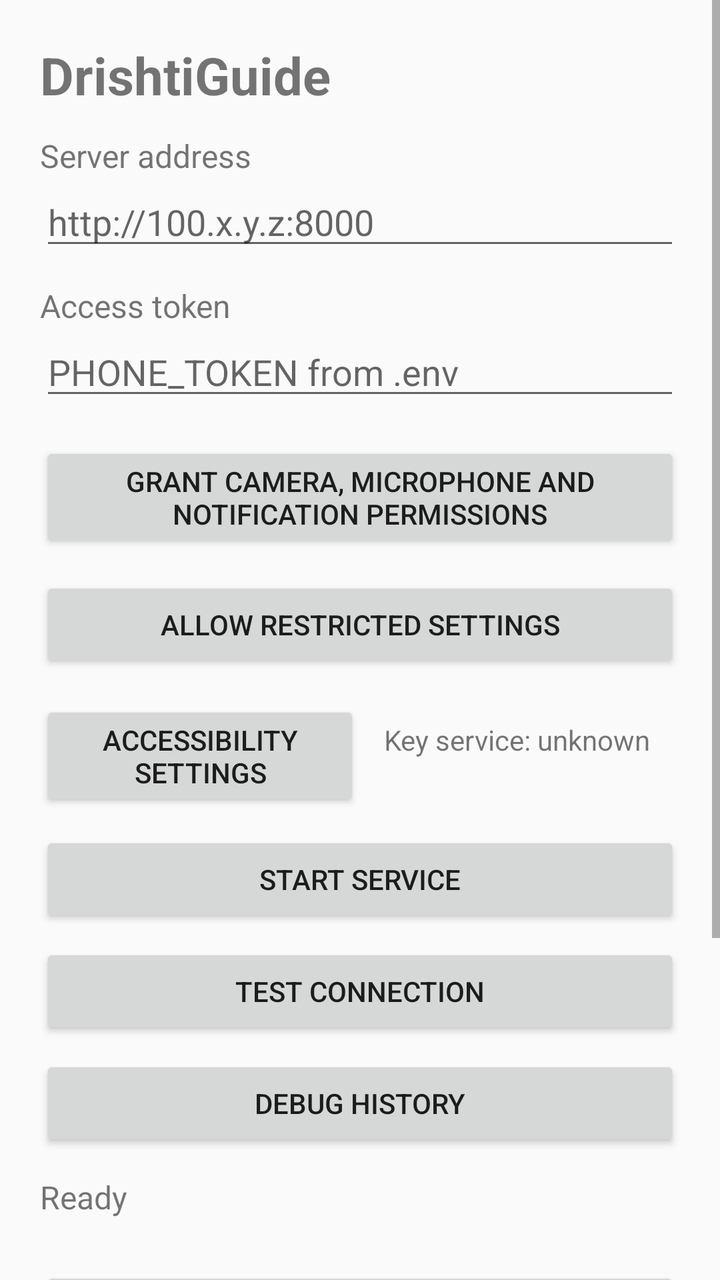
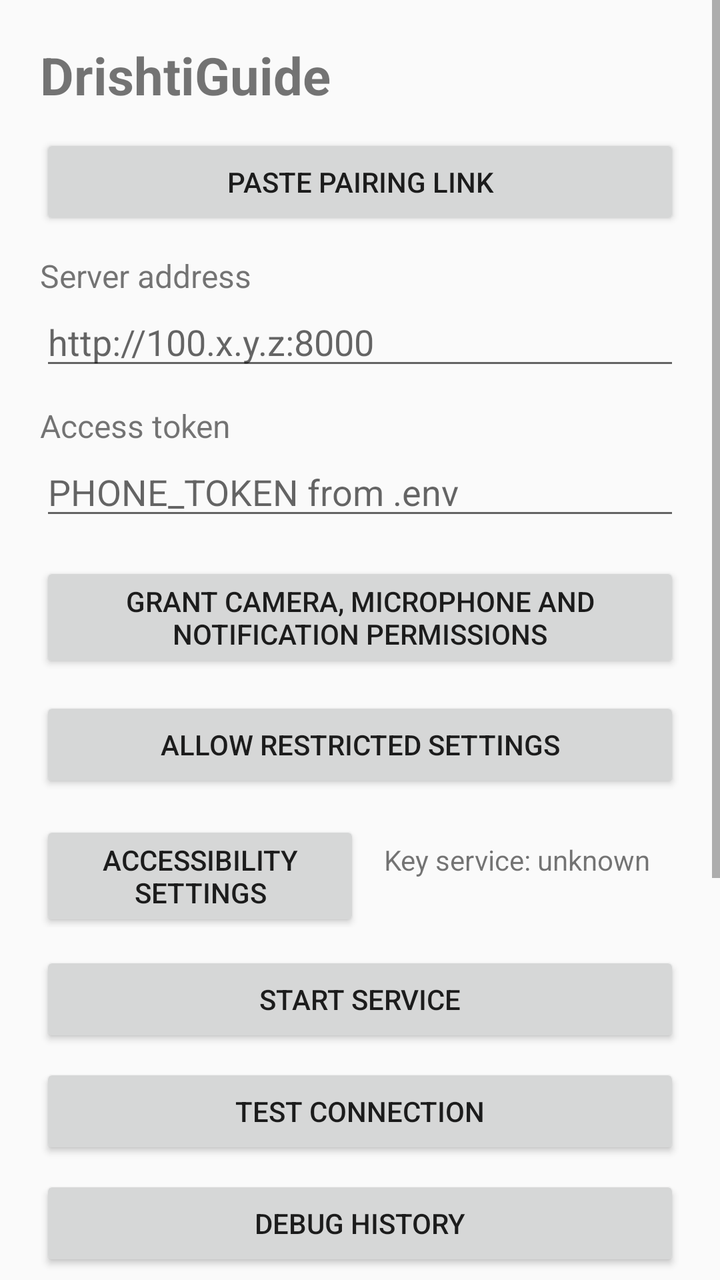

Screens rendered from an Android XML layout before and after an edit, with the pre-edit source and the edit as a unified diff.
<!-- AndroidManifest.xml: application theme Theme.ThirdEye -->
<!-- res/layout/activity_main.xml -->
<?xml version="1.0" encoding="utf-8"?>
<ScrollView xmlns:android="http://schemas.android.com/apk/res/android"
    android:layout_width="match_parent"
    android:layout_height="match_parent"
    android:fillViewport="true">

    <LinearLayout
        android:layout_width="match_parent"
        android:layout_height="wrap_content"
        android:orientation="vertical"
        android:padding="20dp">

        <TextView
            android:layout_width="wrap_content"
            android:layout_height="wrap_content"
            android:text="@string/app_name"
            android:textSize="26sp"
            android:textStyle="bold"
            android:contentDescription="DrishtiGuide app title" />

        <TextView
            android:layout_width="match_parent"
            android:layout_height="wrap_content"
            android:layout_marginTop="12dp"
            android:text="Server address"
            android:textSize="16sp"
            android:contentDescription="Server address label" />

        <EditText
            android:id="@+id/serverUrl"
            android:layout_width="match_parent"
            android:layout_height="wrap_content"
            android:hint="http://100.x.y.z:8000"
            android:inputType="textUri"
            android:importantForAutofill="no"
            android:contentDescription="Server address, for example http://100.64.0.1:8000" />

        <TextView
            android:layout_width="match_parent"
            android:layout_height="wrap_content"
            android:layout_marginTop="12dp"
            android:text="Access token"
            android:textSize="16sp"
            android:contentDescription="Access token label" />

        <EditText
            android:id="@+id/token"
            android:layout_width="match_parent"
            android:layout_height="wrap_content"
            android:hint="PHONE_TOKEN from .env"
            android:inputType="textPassword"
            android:importantForAutofill="no"
            android:contentDescription="Phone access token from the server .env file" />

        <Button
            android:id="@+id/grantPermissions"
            android:layout_width="match_parent"
            android:layout_height="wrap_content"
            android:layout_marginTop="16dp"
            android:text="Grant camera, microphone and notification permissions"
            android:contentDescription="Grant camera, microphone and notification permissions" />

        <Button
            android:id="@+id/allowRestricted"
            android:layout_width="match_parent"
            android:layout_height="wrap_content"
            android:layout_marginTop="12dp"
            android:text="Allow restricted settings"
            android:contentDescription="Open app info to allow restricted settings for sideloaded apps" />

        <LinearLayout
            android:layout_width="match_parent"
            android:layout_height="wrap_content"
            android:orientation="horizontal"
            android:layout_marginTop="12dp">

            <Button
                android:id="@+id/openAccessibility"
                android:layout_width="0dp"
                android:layout_height="wrap_content"
                android:layout_weight="1"
                android:text="Accessibility settings"
                android:contentDescription="Open accessibility settings to enable the DrishtiGuide key service" />

            <TextView
                android:id="@+id/accessibilityStatus"
                android:layout_width="0dp"
                android:layout_height="wrap_content"
                android:layout_weight="1"
                android:padding="12dp"
                android:text="Key service: unknown"
                android:textSize="14sp"
                android:contentDescription="Whether the DrishtiGuide key accessibility service is enabled" />
        </LinearLayout>

        <Button
            android:id="@+id/startStopService"
            android:layout_width="match_parent"
            android:layout_height="wrap_content"
            android:layout_marginTop="12dp"
            android:text="Start service"
            android:contentDescription="Start or stop the DrishtiGuide trigger service" />

        <Button
            android:id="@+id/testConnection"
            android:layout_width="match_parent"
            android:layout_height="wrap_content"
            android:layout_marginTop="8dp"
            android:text="Test connection"
            android:contentDescription="Test the connection to the DrishtiGuide server" />

        <Button
            android:id="@+id/debugHistory"
            android:layout_width="match_parent"
            android:layout_height="wrap_content"
            android:layout_marginTop="8dp"
            android:text="Debug history"
            android:contentDescription="Open the debug history of uploaded photos and voice questions" />

        <TextView
            android:id="@+id/status"
            android:layout_width="match_parent"
            android:layout_height="wrap_content"
            android:layout_marginTop="12dp"
            android:text="Ready"
            android:textSize="16sp"
            android:contentDescription="Last status message" />

        <Button
            android:id="@+id/testButton"
            android:layout_width="match_parent"
            android:layout_height="220dp"
            android:layout_marginTop="24dp"
            android:text="TEST\nHold for voice"
            android:textSize="22sp"
            android:contentDescription="Test button. Tap for a photo question, press and hold to record a voice question." />
    </LinearLayout>
</ScrollView>
<!-- resources referenced by this layout -->
<resources>
  <string name="app_name">DrishtiGuide</string>
  <style name="Theme.ThirdEye" parent="Theme.AppCompat.Light.NoActionBar">
          <item name="colorPrimary">#1B5E20</item>
          <item name="colorPrimaryDark">#0D3B12</item>
          <item name="colorAccent">#2E7D32</item>
      </style>
</resources>

<!-- the commit's change to res/layout/activity_main.xml (unified diff, before → after) -->
@@ -17,6 +17,14 @@
             android:textSize="26sp"
             android:textStyle="bold"
             android:contentDescription="DrishtiGuide app title" />
+
+        <Button
+            android:id="@+id/pastePairing"
+            android:layout_width="match_parent"
+            android:layout_height="wrap_content"
+            android:layout_marginTop="12dp"
+            android:text="Paste pairing link"
+            android:contentDescription="Paste a thirdeye pairing link from the clipboard to fill in the server address and token" />
 
         <TextView
             android:layout_width="match_parent"
